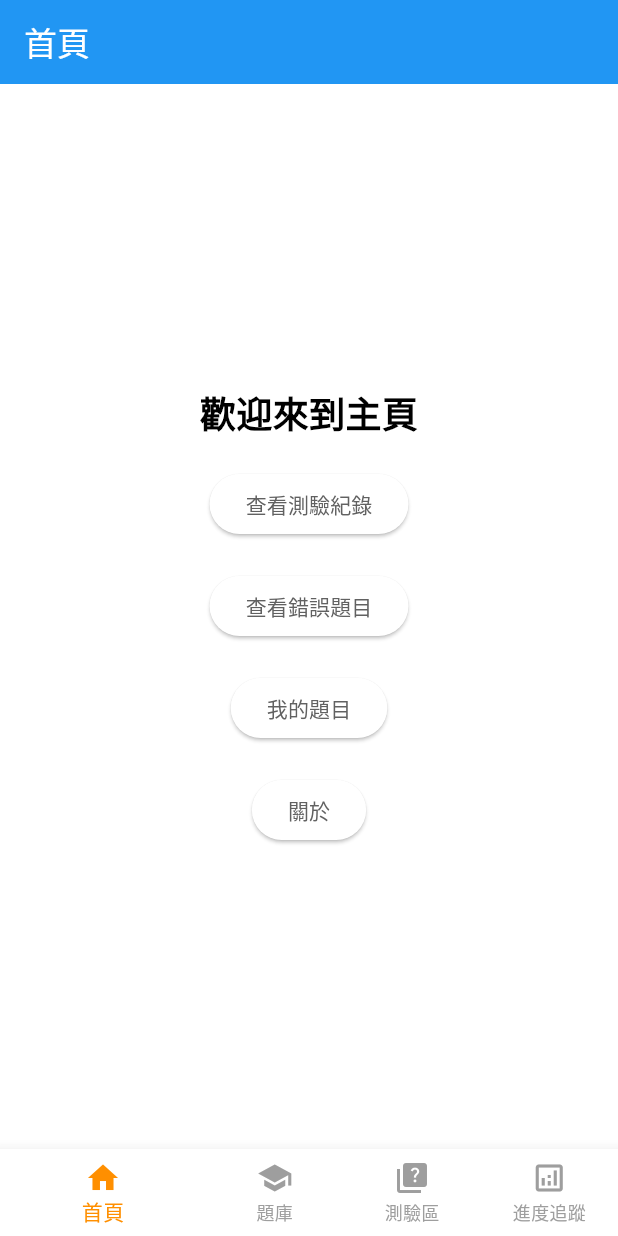
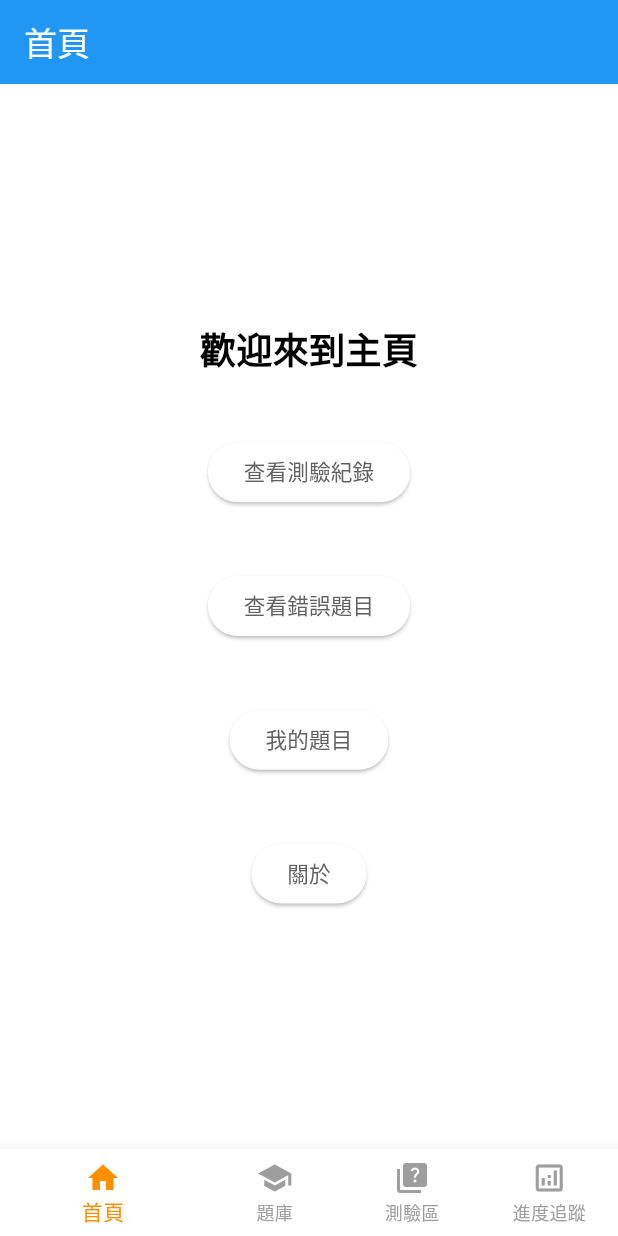
Before and after one commit to DozenChiu/Hakka_School_APP, a Flutter app: the screen it shows after launch, on a phone screen of 412 x 824 dp. Run offline on Flutter 3.47's test engine with Material 3 defaults, Android fonts, the phone set to English and light mode, and no system bars; our stand-ins replace audioplayers, sqflite, sqflite_common_ffi; accounts and stored records are empty.

Commit message:
新增響應式 UI

```diff
--- a/lib/Pages/main.dart
+++ b/lib/Pages/main.dart
@@ -114,6 +114,10 @@ class MyHomePage extends StatelessWidget {
 
   @override
   Widget build(BuildContext context) {
+    return LayoutBuilder(
+      builder: (context, constraints){
+        double fontSize = ((constraints.maxWidth/30)<24)?24:(constraints.maxWidth/30); // 設定字體根據寬度調整，保留最小大小
+        double paddingHeight = constraints.maxHeight/20; // 設定 SizedBox 根據高度調整
         return Scaffold(
           appBar: AppBar(
             // 設置頂部背景顏色為主題的主要顏色
@@ -127,15 +131,19 @@ class MyHomePage extends StatelessWidget {
               padding: const EdgeInsets.all(16.0), // 設置內邊距為16.0
               child: Column(
                 mainAxisAlignment: MainAxisAlignment.center, // 主軸對齊方式設置為居中
-            children: <Widget>[
-              const Text(
+                mainAxisSize: MainAxisSize.max,
+                children: [
+                  Text(
                     '歡迎來到主頁', // 顯示歡迎文字
                     style: TextStyle(
-                    fontSize: 24, fontWeight: FontWeight.bold), // 設置文字大小和加粗
+                        fontSize: fontSize, fontWeight: FontWeight.bold), // 設置文字大小和加粗
                   ),
-              const SizedBox(height: 20),
+                  SizedBox(height: paddingHeight),
                   ElevatedButton.icon(
-                label: const Text('查看測驗紀錄'),
+                    label: Text('查看測驗紀錄',
+                      style: TextStyle(
+                          fontSize: fontSize*0.6),
+                    ),
                     onPressed: () {
                       Navigator.push(
                         context,
@@ -143,9 +151,12 @@ class MyHomePage extends StatelessWidget {
                       );
                     },
                   ),
-              const SizedBox(height: 20), // 添加一個高度為20的空間
+                  SizedBox(height: paddingHeight), // 添加一個高度為20的空間
                   ElevatedButton.icon(
-                label: const Text('查看錯誤題目'),
+                    label: Text('查看錯誤題目',
+                      style: TextStyle(
+                          fontSize: fontSize*0.6),
+                    ),
                     onPressed: () {
                       Navigator.push(
                         context,
@@ -154,9 +165,12 @@ class MyHomePage extends StatelessWidget {
                       );
                     },
                   ),
-              const SizedBox(height: 20),
+                  SizedBox(height: paddingHeight),
                   ElevatedButton.icon(
-                  label: const Text("我的題目"),
+                      label: Text("我的題目",
+                          style: TextStyle(
+                              fontSize: fontSize*0.6, fontWeight: FontWeight.normal),
+                      ),
                       onPressed: () {
                         Navigator.push(
                           context,
@@ -164,9 +178,12 @@ class MyHomePage extends StatelessWidget {
                               builder: (context) => MyFavorite()),
                         );
                       }),
-              const SizedBox(height: 20),
+                  SizedBox(height: paddingHeight),
                   ElevatedButton.icon(
-                  label: const Text("關於"),
+                      label: Text("關於",
+                        style: TextStyle(
+                            fontSize: fontSize*0.6, fontWeight: FontWeight.normal),
+                      ),
                       onPressed: () {
                         showAlertDialog(context);
                       }),
@@ -175,6 +192,8 @@ class MyHomePage extends StatelessWidget {
             ),
           ),
           bottomNavigationBar: const BottomNavBar(selectedIndex: 0), // 底部導航欄
+        );
+      },
     );
   }
 
```
Also changed, not shown: lib/Pages/learning_progress_page.dart (+28 -12 lines), lib/Pages/question_bank_page.dart (+26 -14 lines). Lines whose indentation alone changed are shown as unchanged.
